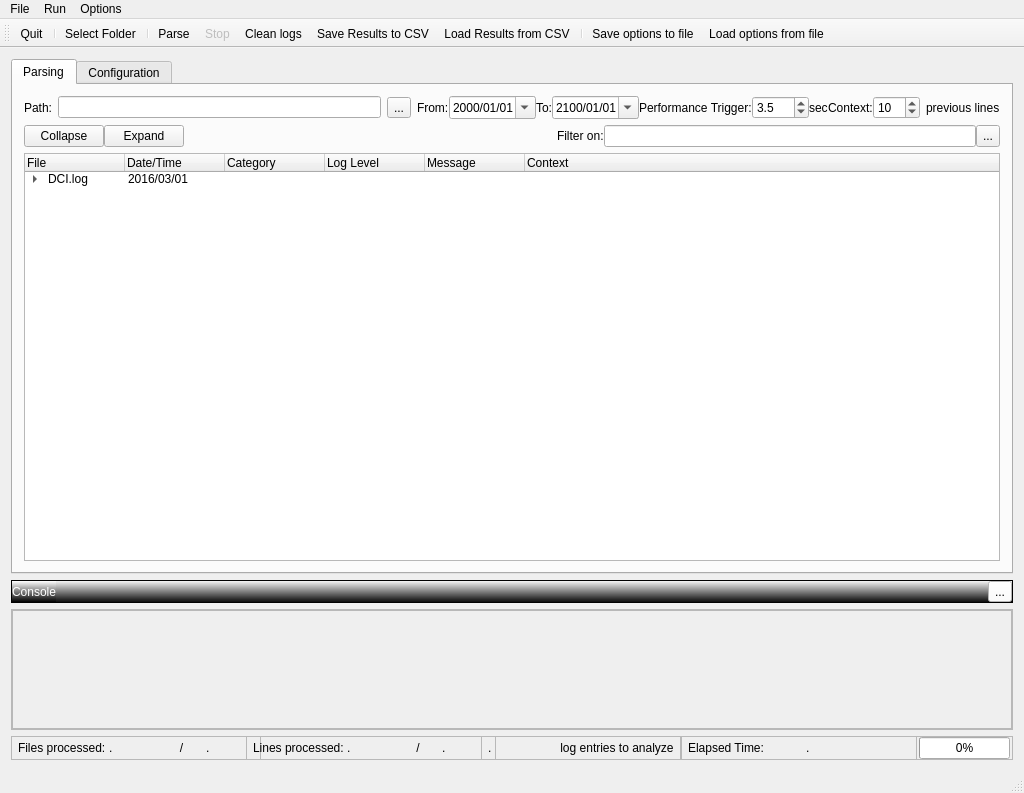
Before: the Qt Designer form LogParserGUI/mainwindow.ui in rubi-rock/LogParserLib, drawn with Qt 5.
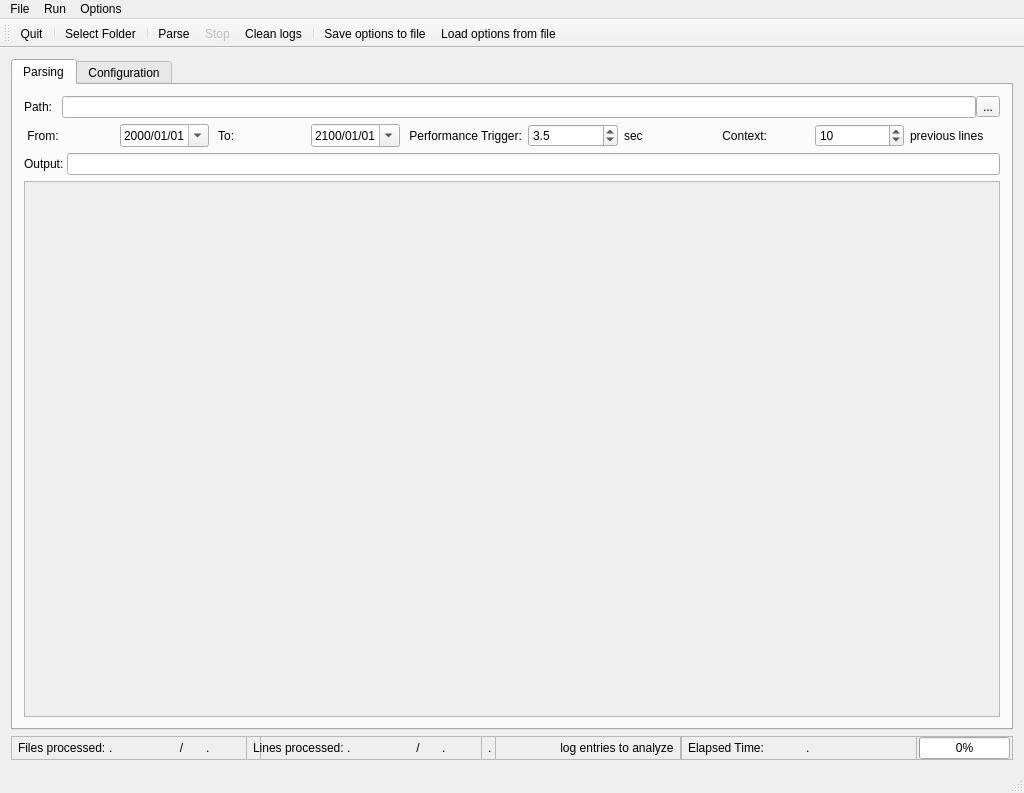
After: the same form once the commit is applied. Icons and pictures are not drawn.

Commit message: . Cleanup "save file by file" . More info . UI simplified . Output parameter on commandline

The edit to the form file:
```diff
--- a/LogParserGUI/mainwindow.ui
+++ b/LogParserGUI/mainwindow.ui
@@ -51,141 +51,141 @@
        </attribute>
        <layout class="QVBoxLayout" name="verticalLayout">
         <item>
-         <layout class="QGridLayout" name="gridLayout">
+         <layout class="QHBoxLayout" name="horizontalLayout_3">
+          <property name="spacing">
+           <number>0</number>
+          </property>
+          <item>
+           <widget class="QLabel" name="label">
+            <property name="frameShape">
+             <enum>QFrame::NoFrame</enum>
+            </property>
+            <property name="text">
+             <string>Path:   </string>
+            </property>
+           </widget>
+          </item>
+          <item>
+           <widget class="QLineEdit" name="edt_Path"/>
+          </item>
+          <item>
+           <widget class="QToolButton" name="btn_SelectDir">
+            <property name="text">
+             <string>...</string>
+            </property>
+           </widget>
+          </item>
+         </layout>
+        </item>
+        <item>
+         <layout class="QGridLayout" name="gridLayout_2">
+          <property name="horizontalSpacing">
+           <number>-1</number>
+          </property>
           <property name="verticalSpacing">
            <number>0</number>
           </property>
+          <item row="0" column="2">
+           <widget class="QDateEdit" name="date_From">
+            <property name="displayFormat">
+             <string>yyyy/MM/dd</string>
+            </property>
+            <property name="calendarPopup">
+             <bool>true</bool>
+            </property>
+           </widget>
+          </item>
           <item row="0" column="3">
-           <layout class="QGridLayout" name="gridLayout_2">
-            <property name="horizontalSpacing">
-             <number>-1</number>
+           <widget class="QLabel" name="label_3">
+            <property name="frameShape">
+             <enum>QFrame::NoFrame</enum>
             </property>
-            <property name="verticalSpacing">
-             <number>0</number>
+            <property name="text">
+             <string> To:</string>
             </property>
-            <item row="0" column="0">
-             <widget class="QLabel" name="label_2">
-              <property name="frameShape">
-               <enum>QFrame::NoFrame</enum>
-              </property>
-              <property name="text">
-               <string>From:</string>
-              </property>
-             </widget>
-            </item>
-            <item row="0" column="3">
-             <widget class="QLabel" name="label_3">
-              <property name="frameShape">
-               <enum>QFrame::NoFrame</enum>
-              </property>
-              <property name="text">
-               <string>To:</string>
-              </property>
-             </widget>
-            </item>
-            <item row="0" column="2">
-             <widget class="QDateEdit" name="date_From">
-              <property name="displayFormat">
-               <string>yyyy/MM/dd</string>
-              </property>
-              <property name="calendarPopup">
-               <bool>true</bool>
-              </property>
-             </widget>
-            </item>
-            <item row="0" column="4">
-             <widget class="QDateEdit" name="date_To">
-              <property name="displayFormat">
-               <string>yyyy/MM/dd</string>
-              </property>
-              <property name="calendarPopup">
-               <bool>true</bool>
-              </property>
-              <property name="date">
-               <date>
-                <year>2100</year>
-                <month>1</month>
-                <day>1</day>
-               </date>
-              </property>
-             </widget>
-            </item>
-            <item row="0" column="7">
-             <widget class="QLabel" name="label_7">
-              <property name="text">
-               <string>sec</string>
-              </property>
-             </widget>
-            </item>
-            <item row="0" column="8">
-             <widget class="QLabel" name="label_4">
-              <property name="text">
-               <string>Context:</string>
-              </property>
-             </widget>
-            </item>
-            <item row="0" column="9">
-             <widget class="QSpinBox" name="spin_contextLOL">
-              <property name="maximum">
-               <number>100</number>
-              </property>
-              <property name="singleStep">
-               <number>5</number>
-              </property>
-              <property name="value">
-               <number>10</number>
-              </property>
-             </widget>
-            </item>
-            <item row="0" column="5">
-             <widget class="QLabel" name="label_6">
-              <property name="text">
-               <string>Performance Trigger:</string>
-              </property>
-             </widget>
-            </item>
-            <item row="0" column="6">
-             <widget class="QDoubleSpinBox" name="spin_perfTrigger">
-              <property name="decimals">
-               <number>1</number>
-              </property>
-              <property name="minimum">
-               <double>0.500000000000000</double>
-              </property>
-              <property name="maximum">
-               <double>999.000000000000000</double>
-              </property>
-              <property name="singleStep">
-               <double>0.500000000000000</double>
-              </property>
-              <property name="value">
-               <double>3.500000000000000</double>
-              </property>
-             </widget>
-            </item>
-           </layout>
+           </widget>
+          </item>
+          <item row="0" column="5">
+           <widget class="QLabel" name="label_6">
+            <property name="text">
+             <string> Performance Trigger:</string>
+            </property>
+           </widget>
           </item>
           <item row="0" column="0">
-           <widget class="QLabel" name="label">
+           <widget class="QLabel" name="label_2">
             <property name="frameShape">
              <enum>QFrame::NoFrame</enum>
             </property>
             <property name="text">
-             <string>Path:</string>
+             <string> From:</string>
             </property>
            </widget>
           </item>
-          <item row="0" column="2">
-           <widget class="QToolButton" name="btn_SelectDir">
+          <item row="0" column="7">
+           <widget class="QLabel" name="label_7">
             <property name="text">
-             <string>...</string>
+             <string>sec </string>
             </property>
            </widget>
           </item>
-          <item row="0" column="1">
-           <widget class="QLineEdit" name="edt_Path"/>
+          <item row="0" column="9">
+           <widget class="QSpinBox" name="spin_contextLOL">
+            <property name="maximum">
+             <number>100</number>
+            </property>
+            <property name="singleStep">
+             <number>5</number>
+            </property>
+            <property name="value">
+             <number>10</number>
+            </property>
+           </widget>
+          </item>
+          <item row="0" column="8">
+           <widget class="QLabel" name="label_4">
+            <property name="text">
+             <string> Context:</string>
+            </property>
+           </widget>
           </item>
           <item row="0" column="4">
+           <widget class="QDateEdit" name="date_To">
+            <property name="displayFormat">
+             <string>yyyy/MM/dd</string>
+            </property>
+            <property name="calendarPopup">
+             <bool>true</bool>
+            </property>
+            <property name="date">
+             <date>
+              <year>2100</year>
+              <month>1</month>
+              <day>1</day>
+             </date>
+            </property>
+           </widget>
+          </item>
+          <item row="0" column="6">
+           <widget class="QDoubleSpinBox" name="spin_perfTrigger">
+            <property name="decimals">
+             <number>1</number>
+            </property>
+            <property name="minimum">
+             <double>0.500000000000000</double>
+            </property>
+            <property name="maximum">
+             <double>999.000000000000000</double>
+            </property>
+            <property name="singleStep">
+             <double>0.500000000000000</double>
+            </property>
+            <property name="value">
+             <double>3.500000000000000</double>
+            </property>
+           </widget>
+          </item>
+          <item row="0" column="10">
            <widget class="QLabel" name="label_5">
             <property name="text">
              <string>previous lines</string>
@@ -200,160 +200,25 @@
            <number>0</number>
           </property>
           <item>
-           <widget class="QPushButton" name="push_Collapse">
+           <widget class="QLabel" name="label_8">
             <property name="text">
-             <string>Collapse</string>
+             <string>Output: </string>
             </property>
            </widget>
           </item>
           <item>
-           <widget class="QPushButton" name="push_Expand">
-            <property name="text">
-             <string>Expand</string>
-            </property>
-           </widget>
-          </item>
-          <item>
-           <spacer name="horizontalSpacer_2">
-            <property name="orientation">
-             <enum>Qt::Horizontal</enum>
-            </property>
-            <property name="sizeHint" stdset="0">
-             <size>
-              <width>40</width>
-              <height>20</height>
-             </size>
-            </property>
-           </spacer>
-          </item>
-          <item>
-           <widget class="QLabel" name="label_Filter">
-            <property name="text">
-             <string>Filter on:</string>
-            </property>
-           </widget>
-          </item>
-          <item>
-           <widget class="QLineEdit" name="edt_Filter">
-            <property name="minimumSize">
-             <size>
-              <width>255</width>
-              <height>0</height>
-             </size>
-            </property>
-            <property name="maximumSize">
-             <size>
-              <width>500</width>
-              <height>16777215</height>
-             </size>
-            </property>
-           </widget>
-          </item>
-          <item>
-           <widget class="QToolButton" name="toolButton">
-            <property name="maximumSize">
-             <size>
-              <width>28</width>
-              <height>28</height>
-             </size>
-            </property>
-            <property name="text">
-             <string>...</string>
-            </property>
-            <property name="icon">
-             <iconset>
-              <normaloff>:/delete_24.png</normaloff>:/delete_24.png</iconset>
-            </property>
-            <property name="iconSize">
-             <size>
-              <width>24</width>
-              <height>24</height>
-             </size>
-            </property>
-           </widget>
+           <widget class="QLineEdit" name="edt_output"/>
           </item>
          </layout>
         </item>
         <item>
-         <widget class="QTreeWidget" name="treeWidget_Results">
-          <column>
-           <property name="text">
-            <string>File</string>
-           </property>
-          </column>
-          <column>
-           <property name="text">
-            <string>Date/Time</string>
-           </property>
-          </column>
-          <column>
-           <property name="text">
-            <string>Category</string>
-           </property>
-          </column>
-          <column>
-           <property name="text">
-            <string>Log Level</string>
-           </property>
-          </column>
-          <column>
-           <property name="text">
-            <string>Message</string>
-           </property>
-          </column>
-          <column>
-           <property name="text">
-            <string>Context</string>
-           </property>
-          </column>
-          <item>
-           <property name="text">
-            <string>DCI.log</string>
-           </property>
-           <property name="icon">
-            <iconset resource="icons.qrc">
-             <normaloff>:/icons/folder_search_32.png</normaloff>:/icons/folder_search_32.png</iconset>
-           </property>
-           <property name="text">
-            <string>2016/03/01</string>
-           </property>
-           <property name="text">
-            <string/>
-           </property>
-           <property name="text">
-            <string/>
-           </property>
-           <property name="text">
-            <string/>
-           </property>
-           <property name="text">
-            <string/>
-           </property>
-           <item>
-            <property name="text">
-             <string>#1</string>
-            </property>
-            <property name="icon">
-             <iconset resource="icons.qrc">
-              <normaloff>:/icons/delete_24.png</normaloff>:/icons/delete_24.png</iconset>
-            </property>
-            <property name="text">
-             <string>18:34</string>
-            </property>
-            <property name="text">
-             <string>KILLED</string>
-            </property>
-            <property name="text">
-             <string>CRASHED</string>
-            </property>
-            <property name="text">
-             <string>RDP Session Terminated by windows</string>
-            </property>
-            <property name="text">
-             <string/>
-            </property>
-           </item>
-          </item>
+         <widget class="QPlainTextEdit" name="edt_console">
+          <property name="enabled">
+           <bool>false</bool>
+          </property>
+          <property name="tabStopWidth">
+           <number>80</number>
+          </property>
          </widget>
         </item>
        </layout>
@@ -545,129 +410,6 @@
       </widget>
      </widget>
     </item>
-    <item>
-     <widget class="QFrame" name="frame_console_titlebar">
-      <property name="font">
-       <font>
-        <pointsize>9</pointsize>
-        <weight>75</weight>
-        <bold>true</bold>
-       </font>
-      </property>
-      <property name="styleSheet">
-       <string notr="true">background-color:qlineargradient(spread:pad, x1:1, y1:1, x2:1, y2:0, stop:0 rgba(0, 0, 0, 255), stop:1 rgba(255, 255, 255, 255))</string>
-      </property>
-      <property name="frameShape">
-       <enum>QFrame::StyledPanel</enum>
-      </property>
-      <property name="frameShadow">
-       <enum>QFrame::Sunken</enum>
-      </property>
-      <layout class="QHBoxLayout" name="horizontalLayout_3">
-       <property name="spacing">
-        <number>0</number>
-       </property>
-       <property name="leftMargin">
-        <number>0</number>
-       </property>
-       <property name="topMargin">
-        <number>0</number>
-       </property>
-       <property name="rightMargin">
-        <number>0</number>
-       </property>
-       <property name="bottomMargin">
-        <number>0</number>
-       </property>
-       <item>
-        <widget class="QLabel" name="label_8">
-         <property name="styleSheet">
-          <string notr="true">color:rgb(255, 255, 255)</string>
-         </property>
-         <property name="text">
-          <string>Console</string>
-         </property>
-        </widget>
-       </item>
-       <item>
-        <spacer name="horizontalSpacer">
-         <property name="orientation">
-          <enum>Qt::Horizontal</enum>
-         </property>
-         <property name="sizeHint" stdset="0">
-          <size>
-           <width>915</width>
-           <height>20</height>
-          </size>
-         </property>
-        </spacer>
-       </item>
-       <item>
-        <widget class="QToolButton" name="btn_toggleConsole">
-         <property name="styleSheet">
-          <string notr="true">background-color:rgb(255, 255, 255)</string>
-         </property>
-         <property name="text">
-          <string>...</string>
-         </property>
-         <property name="icon">
-          <iconset resource="icons.qrc">
-           <normaloff>:/icons/arrow-down-16.png</normaloff>:/icons/arrow-down-16.png</iconset>
-         </property>
-         <property name="arrowType">
-          <enum>Qt::NoArrow</enum>
-         </property>
-        </widget>
-       </item>
-      </layout>
-     </widget>
-    </item>
-    <item>
-     <widget class="QFrame" name="frame_console">
-      <property name="minimumSize">
-       <size>
-        <width>0</width>
-        <height>0</height>
-       </size>
-      </property>
-      <property name="frameShape">
-       <enum>QFrame::StyledPanel</enum>
-      </property>
-      <property name="frameShadow">
-       <enum>QFrame::Raised</enum>
-      </property>
-      <layout class="QVBoxLayout" name="verticalLayout_7">
-       <property name="spacing">
-        <number>0</number>
-       </property>
-       <property name="sizeConstraint">
-        <enum>QLayout::SetDefaultConstraint</enum>
-       </property>
-       <property name="leftMargin">
-        <number>0</number>
-       </property>
-       <property name="topMargin">
-        <number>0</number>
-       </property>
-       <property name="rightMargin">
-        <number>0</number>
-       </property>
-       <property name="bottomMargin">
-        <number>0</number>
-       </property>
-       <item>
-        <widget class="QPlainTextEdit" name="edt_console">
-         <property name="enabled">
-          <bool>false</bool>
-         </property>
-         <property name="tabStopWidth">
-          <number>80</number>
-         </property>
-        </widget>
-       </item>
-      </layout>
-     </widget>
-    </item>
     <item>
      <layout class="QHBoxLayout" name="horizontalLayout_statusbar">
       <property name="spacing">
@@ -1007,8 +749,6 @@
    <addaction name="actionParse"/>
    <addaction name="actionStop"/>
    <addaction name="actionClean_logs"/>
-   <addaction name="actionSave_Results_to_CSV"/>
-   <addaction name="actionLoad_Results_from_CSV"/>
    <addaction name="separator"/>
    <addaction name="actionSave_config_to_file"/>
    <addaction name="actionLoad_config_from_file"/>
@@ -1099,24 +839,6 @@
     <string>Recursive</string>
    </property>
   </action>
-  <action name="actionSave_Results_to_CSV">
-   <property name="icon">
-    <iconset resource="icons.qrc">
-     <normaloff>:/icons/Arrow-double-down-icon_32.png</normaloff>:/icons/Arrow-double-down-icon_32.png</iconset>
-   </property>
-   <property name="text">
-    <string>Save Results to CSV...</string>
-   </property>
-  </action>
-  <action name="actionLoad_Results_from_CSV">
-   <property name="icon">
-    <iconset resource="icons.qrc">
-     <normaloff>:/icons/Arrow-double-up-icon_32.png</normaloff>:/icons/Arrow-double-up-icon_32.png</iconset>
-   </property>
-   <property name="text">
-    <string>Load Results from CSV...</string>
-   </property>
-  </action>
   <action name="actionStop">
    <property name="enabled">
     <bool>false</bool>
```
Left out of the diff: 7 changed lines with no effect on the pictures. The commit also changes 12 other files.
